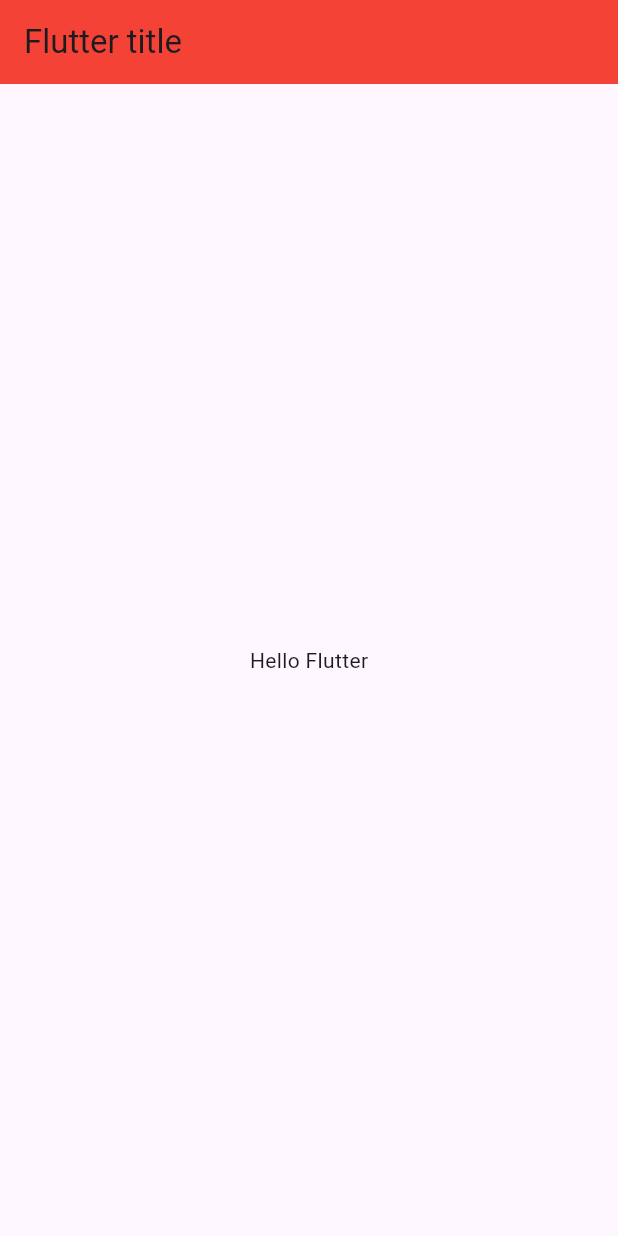
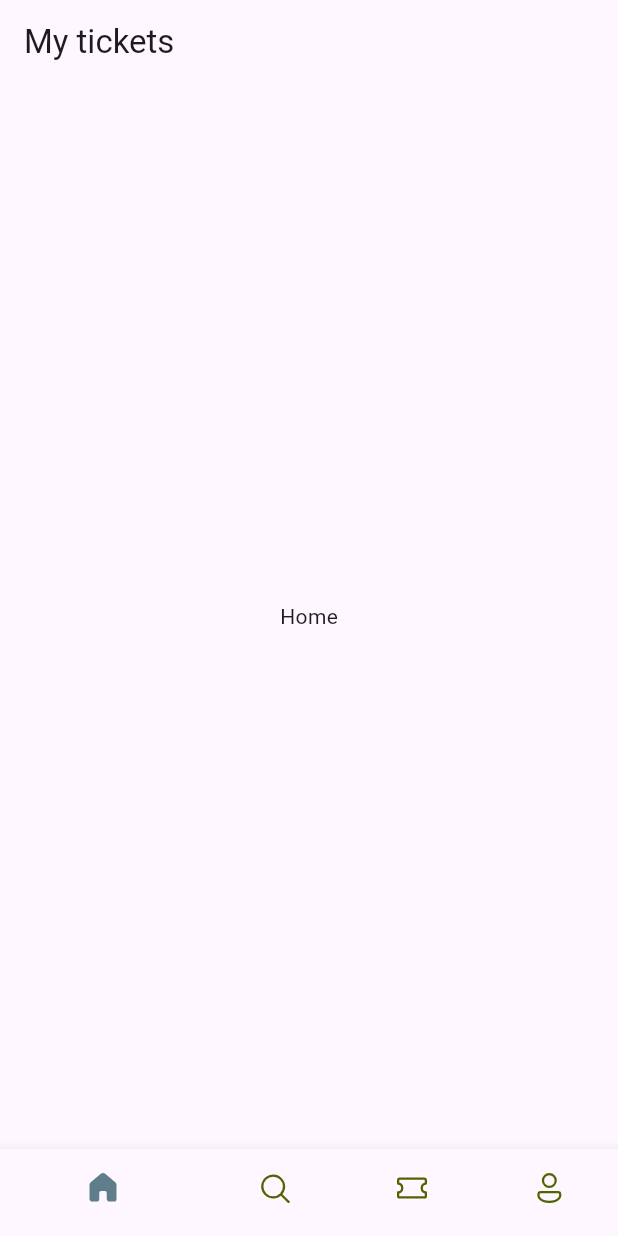
Before and after one commit to wynsumhi/Study-TicketApp, a Flutter app: the screen it shows after launch, on a phone screen of 412 x 824 dp. Run offline on Flutter 3.47's test engine with Material 3 defaults, Android fonts, the phone set to English and light mode, and no system bars; our stand-ins replace fluentui_icons.

Commit message:
[STUDY] BottomNavigationBar

```diff
--- /dev/null
+++ b/lib/base/bottom_nav_bar.dart
@@ -0,0 +1,64 @@
+import 'package:fluentui_icons/fluentui_icons.dart';
+import 'package:flutter/material.dart';
+
+class BottomNavBar extends StatefulWidget {
+  const BottomNavBar({super.key});
+
+  @override
+  State<BottomNavBar> createState() => _BottomNavBarState();
+}
+
+class _BottomNavBarState extends State<BottomNavBar> {
+  // index를 사용하여 반복
+  final appScreens = [
+    const Center(child: Text("Home")),
+    const Center(child: Text("Search")),
+    const Center(child: Text("Ticket")),
+    const Center(child: Text("Profile")),
+  ];
+
+// 네비게이션바로 인덱스 변경
+  int _selectedIndex = 0;
+
+  void _onItemTapped(int index) {
+    setState(() {
+      _selectedIndex = index;
+    });
+    // print("tapped index is $_selectedIndex");
+  }
+
+  @override
+  Widget build(BuildContext context) {
+    return Scaffold(
+      appBar: AppBar(
+        title: const Text("My tickets"),
+      ),
+      body: appScreens[_selectedIndex],
+      bottomNavigationBar: BottomNavigationBar(
+        currentIndex: _selectedIndex,
+        onTap: _onItemTapped,
+        selectedItemColor: Colors.blueGrey, // 선택메뉴
+        unselectedItemColor: const Color(0xFF526400), // 기₩본메뉴
+        showSelectedLabels: false, // 라벨유무
+        items: const [
+          BottomNavigationBarItem(
+              icon: Icon(FluentSystemIcons.ic_fluent_home_add_regular),
+              activeIcon: Icon(FluentSystemIcons.ic_fluent_home_filled),
+              label: "Home"),
+          BottomNavigationBarItem(
+              icon: Icon(FluentSystemIcons.ic_fluent_search_regular),
+              activeIcon: Icon(FluentSystemIcons.ic_fluent_search_filled),
+              label: "search"),
+          BottomNavigationBarItem(
+              icon: Icon(FluentSystemIcons.ic_fluent_ticket_regular),
+              activeIcon: Icon(FluentSystemIcons.ic_fluent_ticket_filled),
+              label: "ticket"),
+          BottomNavigationBarItem(
+              icon: Icon(FluentSystemIcons.ic_fluent_person_regular),
+              activeIcon: Icon(FluentSystemIcons.ic_fluent_person_filled),
+              label: "person"),
+        ],
+      ),
+    );
+  }
+}
--- a/lib/main.dart
+++ b/lib/main.dart
@@ -1,4 +1,5 @@
 import 'package:flutter/material.dart';
+import 'package:ticket_app/base/bottom_nav_bar.dart';
 
 void main() {
   runApp(const MyApp());
@@ -10,15 +11,7 @@ class MyApp extends StatelessWidget {
   @override
   Widget build(BuildContext context) {
     return MaterialApp(
-      title: 'Flutter Demo',
-      theme: ThemeData(),
-      home: Scaffold(
-        appBar: AppBar(
-          backgroundColor: Colors.red,
-          title: const Text('Flutter title'),
-        ),
-        body: const Center(child: Text('Hello Flutter')),
-      ),
+      home: BottomNavBar(),
     );
   }
 }
--- a/pubspec.yaml
+++ b/pubspec.yaml
@@ -35,6 +35,7 @@ dependencies:
   # The following adds the Cupertino Icons font to your application.
   # Use with the CupertinoIcons class for iOS style icons.
   cupertino_icons: ^1.0.6
+  fluentui_icons: ^1.0.0
 
 dev_dependencies:
   flutter_test:
```
Also changed, not shown: pubspec.lock.
